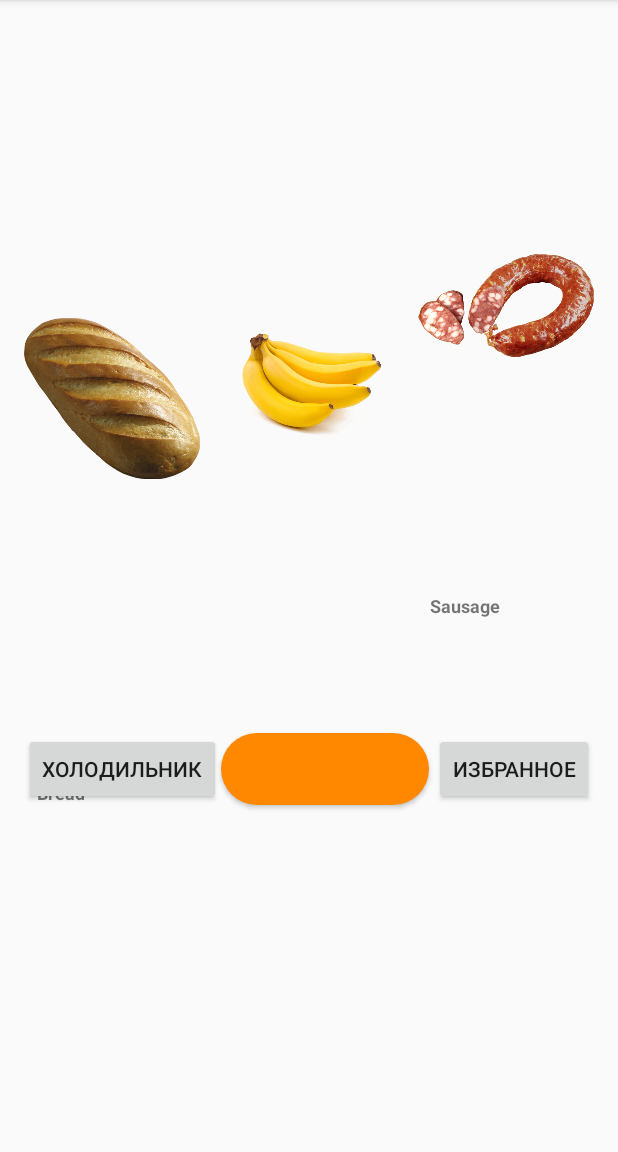
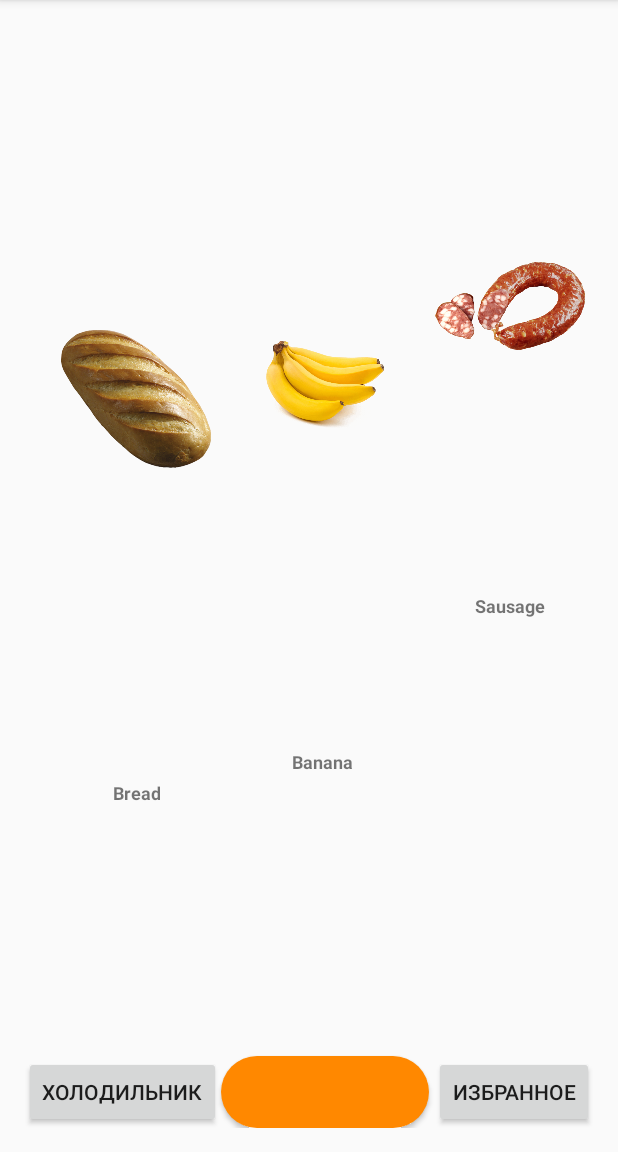
Before and after one commit to danil2009-97/NyamNyam, an Android app: the screen it shows after launch (MainActivity), on a phone screen of 412 x 824 dp, the part 84-1236 px from its top. Run offline under Robolectric (Android 15) with nearby library versions, the phone set to English and light mode, and no system bars.

Commit message:
With new pictures and buttons. Minor fixes.

```diff
--- a/app/src/main/res/layout/activity_main.xml
+++ b/app/src/main/res/layout/activity_main.xml
@@ -1,6 +1,8 @@
 <RelativeLayout xmlns:android="http://schemas.android.com/apk/res/android"
-    xmlns:tools="http://schemas.android.com/tools" android:layout_width="match_parent"
-    android:layout_height="match_parent" android:paddingLeft="16dp"
+    xmlns:tools="http://schemas.android.com/tools"
+    android:layout_width="match_parent"
+    android:layout_height="match_parent"
+    android:paddingLeft="16dp"
     android:paddingRight="16dp"
     android:paddingTop="16dp"
     android:paddingBottom="16dp" tools:context=".Views.MainActivity">
@@ -40,13 +42,13 @@
     <GridView
         android:id="@+id/gridview"
         android:layout_width="match_parent"
-        android:layout_height="wrap_content"
+        android:layout_height="match_parent"
         android:columnWidth="100dp"
         android:gravity="center"
-        android:horizontalSpacing="14.5dp"
+        android:horizontalSpacing="10dp"
         android:numColumns="auto_fit"
-        android:stretchMode="columnWidth"
-        android:verticalSpacing="24dp" >
+        android:stretchMode="spacingWidthUniform"
+        android:verticalSpacing="24dp">
 
     </GridView>
 
--- a/app/src/main/res/layout/linearlayout_product.xml
+++ b/app/src/main/res/layout/linearlayout_product.xml
@@ -1,10 +1,13 @@
 <?xml version="1.0" encoding="utf-8"?>
 <LinearLayout xmlns:android="http://schemas.android.com/apk/res/android"
     xmlns:tools="http://schemas.android.com/tools"
-    android:orientation="vertical" android:layout_width="match_parent"
-    android:layout_height="match_parent">
+    android:layout_width="match_parent"
+    android:layout_height="match_parent"
+    android:gravity="center"
+    android:orientation="vertical">
     android:gravity="center"
     >
+
     <FrameLayout
         android:layout_width="wrap_content"
         android:layout_height="wrap_content">
@@ -15,25 +18,19 @@
             android:layout_height="wrap_content"
             android:scaleType="centerInside" />
 
-        <ImageView
-            android:id="@+id/imageview_favorite"
-            android:layout_width="24dp"
-            android:layout_height="24dp"
-            android:layout_gravity="bottom|end"/>
-
     </FrameLayout>
 
     <TextView
         android:id="@+id/nameTextView"
         android:layout_width="wrap_content"
         android:layout_height="wrap_content"
+        android:gravity="center_horizontal"
+        android:paddingLeft="8dp"
+        android:paddingTop="4dp"
+        android:paddingRight="8dp"
         android:textSize="12sp"
-        tools:text="Are You My Mother"
         android:textStyle="bold"
-        android:paddingTop="4dp"
-        android:paddingLeft="8dp"
-        android:paddingRight="8dp"
-        android:gravity="center_horizontal"/>
+        tools:text="Are You My Mother" />
 
 
 </LinearLayout>
```
